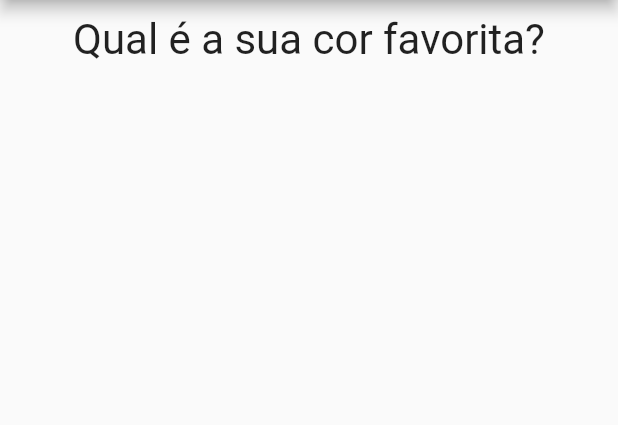
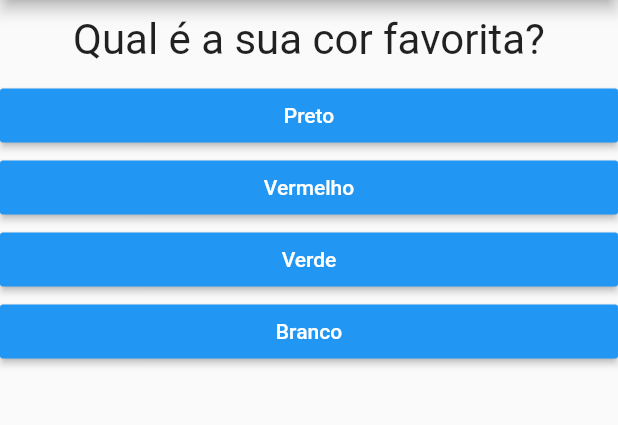
Before and after one commit to wandermoschetta/projeto-perguntas, a Flutter app: the screen it shows after launch, on a phone screen of 412 x 824 dp, the part 84-509 px from its top. Run offline on Flutter 3.47's test engine with Material 2 defaults, Android fonts, the phone set to English and light mode, and no system bars.

```diff
--- a/lib/main.dart
+++ b/lib/main.dart
@@ -1,67 +1,66 @@
 import 'package:flutter/material.dart';
 import './questao.dart';
 import './resposta.dart';
+import './resultado.dart';
 
 main() => runApp(PerguntaApp());
 
 class _PerguntaAppState extends State<PerguntaApp> {
   var _perguntaSelecionada = 0;
 
-  void _responder(){
-    setState(() {
-      _perguntaSelecionada++;
-    });
+  final _perguntas = const [
+    {
+      'texto': 'Qual é a sua cor favorita?',
+      'respostas': ['Preto', 'Vermelho', 'Verde', 'Branco'],
+    },
+    {
+      'texto': 'Qual é o seu animal favorito?',
+      'respostas': ['Coelho', 'Cobra', 'Elefante', 'Leão'],
+    },
+    {
+      'texto': 'Qual o seu instrutor favorito?',
+      'respostas': ['Maria', 'João', 'Léo', 'Pedro'],
+    }
+  ];
 
-    print(_perguntaSelecionada);
+  void _responder() {
+    if (temPerguntaSelecionada) {
+      setState(() {
+        _perguntaSelecionada++;
+      });
+    }
+  }
+
+  bool get temPerguntaSelecionada {
+    return _perguntaSelecionada < _perguntas.length;
   }
 
   @override
-  Widget build(BuildContext context){
-    final perguntas = [
-      {
-        'texto': 'Qual é a sua cor favorita?',
-        'respostas':['Preto','Vermelho','Verde','Branco'],
-      },
-      {
-        'texto': 'Qual é o seu animal favorito?',
-        'respostas': ['Coelho','Cobra','Elefante','Leão'],
-      },
-      {
-        'texto': 'Qual o seu instrutor favorito?',
-        'respostas': ['Maria','João','Léo','Pedro'],
-      }
-    ];
-
-    List<Widget> respostas = [];
-
-    for(String textoResp in perguntas[_perguntaSelecionada]['respostas']){
-      respostas.add(Resposta(textoResp, _responder));
-    }
+  Widget build(BuildContext context) {
+    List<String> respostas = temPerguntaSelecionada
+        ? _perguntas[_perguntaSelecionada]['respostas']
+        : null;
 
     return MaterialApp(
       home: Scaffold(
         appBar: AppBar(
-          title: Text('Perguntas') ,
+          title: Text('Perguntas'),
         ),
-        body: Column(
-          children: <Widget>[
-            Questao(perguntas[_perguntaSelecionada] ['texto']),
-            ...respostas,
-
-          ],
-
-        ),
+        body: temPerguntaSelecionada
+            ? Column(
+                children: <Widget>[
+                  Questao(_perguntas[_perguntaSelecionada]['texto']),
+                  ...respostas.map((t) => Resposta(t, _responder)).toList(),
+                ],
+              )
+            : Resultado('Parabéns!!!!'),
       ),
     );
   }
-
 }
 
 class PerguntaApp extends StatefulWidget {
-
   _PerguntaAppState createState() {
     return _PerguntaAppState();
   }
-
-
 }
```
Also changed, not shown: lib/resultado.dart (added, +15 -0 lines).
